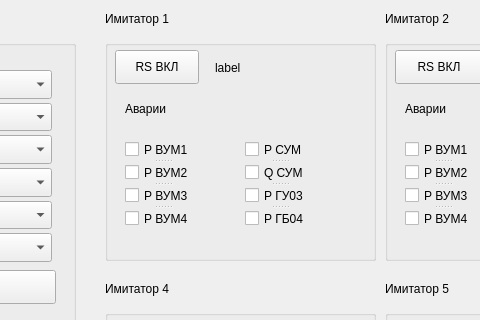
First picture: the form in mainwindow.ui, repository mishamashina/Praktika, before the edit; both pictures show x 325 to 805 and y 0 to 320 of the 1304 by 586 pixel window.
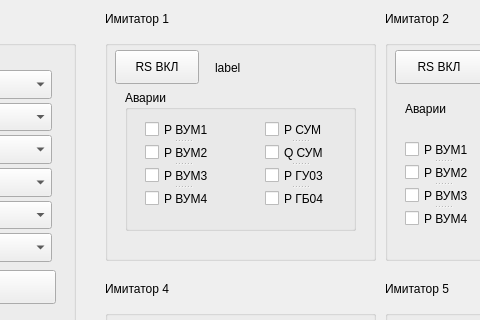
Second picture: the form after the edit.

Patch:
```diff
--- a/mainwindow.ui
+++ b/mainwindow.ui
@@ -239,24 +239,36 @@
       <string>RS ВКЛ</string>
      </property>
     </widget>
-    <widget class="QLabel" name="label_10">
+    <widget class="QLabel" name="label_13">
      <property name="geometry">
       <rect>
-       <x>20</x>
-       <y>60</y>
-       <width>58</width>
-       <height>18</height>
+       <x>110</x>
+       <y>17</y>
+       <width>141</width>
+       <height>21</height>
       </rect>
      </property>
      <property name="text">
+      <string>label</string>
+     </property>
+    </widget>
+    <widget class="QGroupBox" name="groupBox_8">
+     <property name="geometry">
+      <rect>
+       <x>20</x>
+       <y>50</y>
+       <width>231</width>
+       <height>141</height>
+      </rect>
+     </property>
+     <property name="title">
       <string>Аварии</string>
      </property>
-    </widget>
     <widget class="QSplitter" name="splitter_3">
      <property name="geometry">
       <rect>
        <x>20</x>
-       <y>100</y>
+        <y>30</y>
        <width>76</width>
        <height>88</height>
       </rect>
@@ -289,7 +301,7 @@
      <property name="geometry">
       <rect>
        <x>140</x>
-       <y>100</y>
+        <y>30</y>
        <width>70</width>
        <height>88</height>
       </rect>
@@ -318,18 +330,6 @@
       </property>
      </widget>
     </widget>
-    <widget class="QLabel" name="label_13">
-     <property name="geometry">
-      <rect>
-       <x>110</x>
-       <y>17</y>
-       <width>141</width>
-       <height>21</height>
-      </rect>
-     </property>
-     <property name="text">
-      <string>label</string>
-     </property>
     </widget>
    </widget>
    <widget class="QGroupBox" name="groupBox_3">
```
Lines whose indentation alone changed are shown as unchanged.
